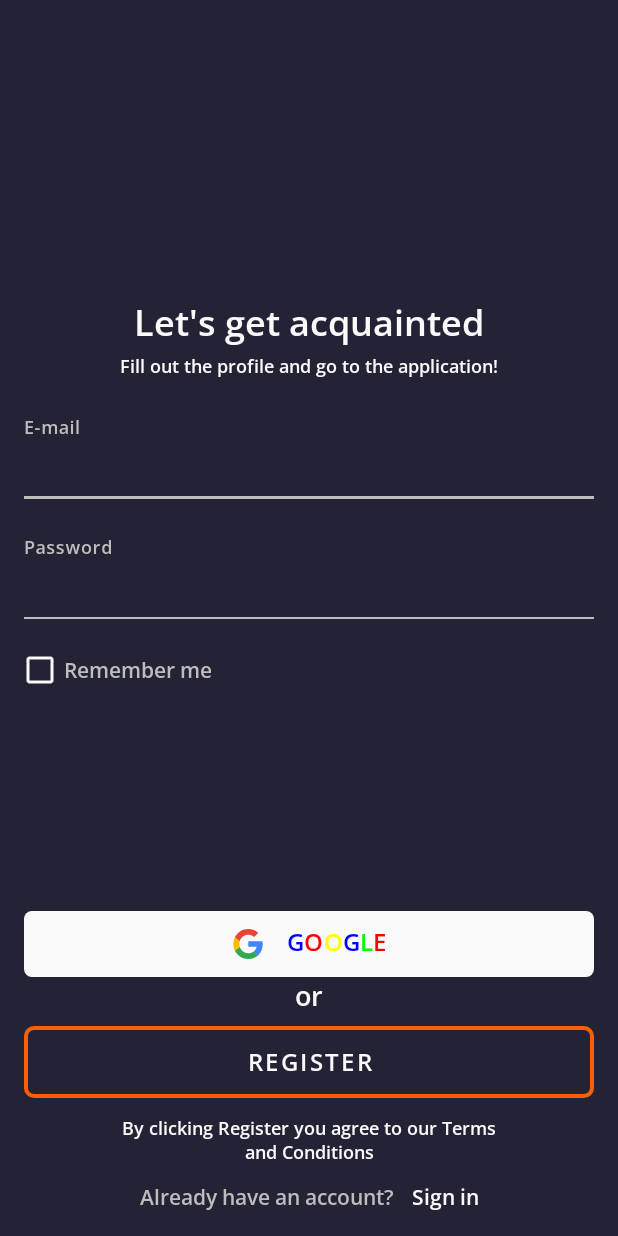
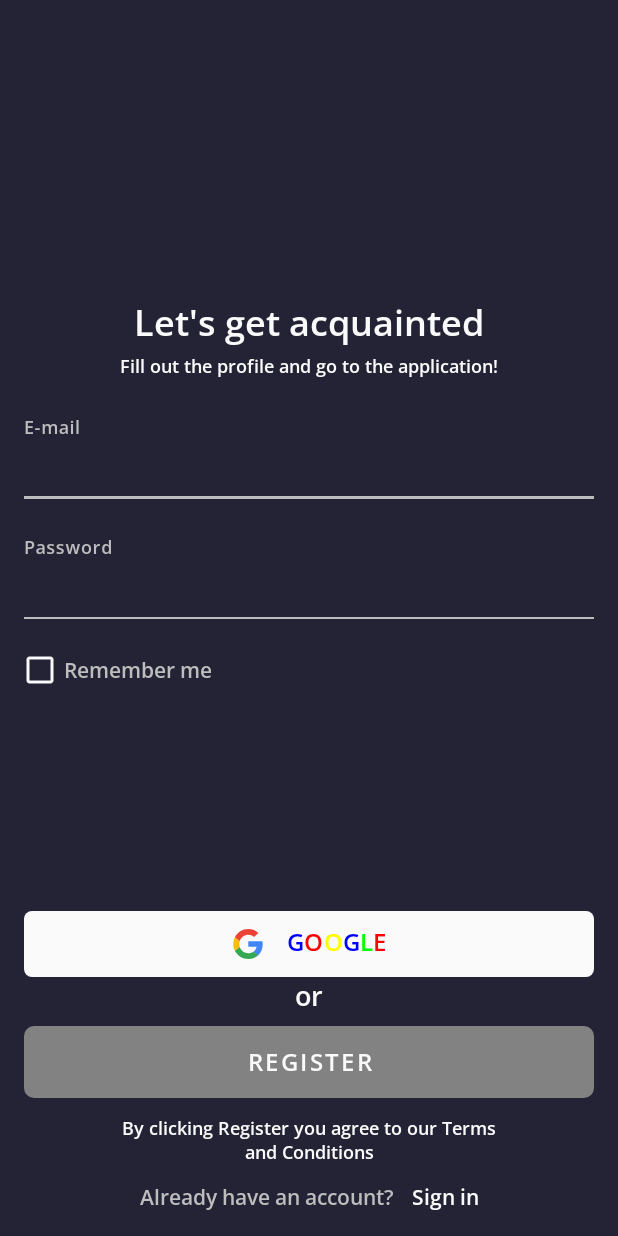
Before and after one commit to oprotsenko/MyProfile, an Android app: the screen it shows after launch (AuthActivity), on a phone screen of 412 x 824 dp. Run offline under Robolectric (Android 15) with nearby library versions, the phone set to English and light mode, and no system bars; libraries missing offline, so code that uses them is left out: com.facebook.drawee; 1 statement that could not run was skipped.

Commit message:
few small design upgrades

```diff
--- a/app/src/main/java/com/protsolo/ui/customViews/CustomButton.kt
+++ b/app/src/main/java/com/protsolo/ui/customViews/CustomButton.kt
@@ -24,14 +24,14 @@ class CustomButton @JvmOverloads constructor(
 
     private val paint = Paint(Paint.ANTI_ALIAS_FLAG)
 
-    private var mImage: Bitmap
-    private var text: String
-    private var textSize: Float
-
     private val spaceBetween: Float
     private val letterSpacing: Float
     private val chars: List<Char>
     private val lettersWidth: FloatArray
+
+    private var mImage: Bitmap
+    private var text: String
+    private var textSize: Float
     private var textWidth: Float
     private var multicolor = true
     private var startDrawableX: Float = 0f
--- a/app/src/main/res/drawable/auth_frame_orange.xml
+++ b/app/src/main/res/drawable/auth_frame_orange.xml
@@ -1,6 +1,7 @@
 <?xml version="1.0" encoding="utf-8"?>
 <selector xmlns:android="http://schemas.android.com/apk/res/android">
-    <item android:state_pressed="false">
+    <item android:state_pressed="false"
+        android:state_enabled="true">
         <shape>
             <stroke android:color="@color/orange"
                 android:width="@dimen/border_width"/>
@@ -17,4 +18,13 @@
             <corners android:radius="@dimen/corner_radius"/>
         </shape>
     </item>
+
+    <item android:state_enabled="false">
+        <shape>
+            <solid android:color="@color/gray_3"/>
+            <stroke android:color="@color/gray_3"
+                android:width="@dimen/border_width"/>>
+            <corners android:radius="@dimen/corner_radius"/>
+        </shape>
+    </item>
 </selector>
--- a/app/src/main/res/drawable/auth_white_button.xml
+++ b/app/src/main/res/drawable/auth_white_button.xml
@@ -1,9 +1,18 @@
 <?xml version="1.0" encoding="utf-8"?>
 <selector xmlns:android="http://schemas.android.com/apk/res/android">
-    <item>
+    <item android:state_pressed="false">
         <shape>
             <solid android:color="@color/white"/>
             <corners android:radius="@dimen/corner_radius"/>
         </shape>
     </item>
+
+    <item android:state_pressed="true">
+        <shape>
+            <gradient android:centerColor="@color/white"
+                android:endColor="@color/gray_4"
+                android:startColor="@color/gray_4"/>
+            <corners android:radius="@dimen/corner_radius"/>
+        </shape>
+    </item>
 </selector>
```
